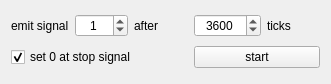
The window that signaltimerwindow.ui (bchjoerni/mlab) describes before a commit, drawn with Qt 5.
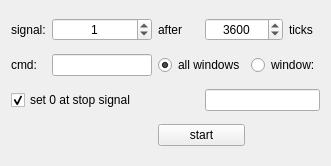
The same window after the commit.

Commit message: network remote added, mlab signal system changed

Diff of the .ui file:
```diff
--- a/signaltimerwindow.ui
+++ b/signaltimerwindow.ui
@@ -7,7 +7,7 @@
     <x>0</x>
     <y>0</y>
     <width>331</width>
-    <height>84</height>
+    <height>166</height>
    </rect>
   </property>
   <property name="windowTitle">
@@ -17,7 +17,7 @@
    <item row="0" column="0">
     <widget class="QLabel" name="lbl_signal_lbl">
      <property name="text">
-      <string>emit signal</string>
+      <string>signal:</string>
      </property>
     </widget>
    </item>
@@ -38,7 +38,7 @@
      </property>
     </widget>
    </item>
-   <item row="0" column="3">
+   <item row="0" column="3" colspan="2">
     <widget class="QSpinBox" name="spb_ticks">
      <property name="alignment">
       <set>Qt::AlignCenter</set>
@@ -54,14 +54,45 @@
      </property>
     </widget>
    </item>
-   <item row="0" column="4">
+   <item row="0" column="5">
     <widget class="QLabel" name="lbl_ticks_lbl">
      <property name="text">
       <string>ticks</string>
      </property>
     </widget>
    </item>
-   <item row="1" column="0" colspan="3">
+   <item row="1" column="0">
+    <widget class="QLabel" name="lbl_cmd">
+     <property name="text">
+      <string>cmd:</string>
+     </property>
+    </widget>
+   </item>
+   <item row="1" column="1">
+    <widget class="QLineEdit" name="txt_cmd">
+     <property name="alignment">
+      <set>Qt::AlignCenter</set>
+     </property>
+    </widget>
+   </item>
+   <item row="1" column="2" colspan="2">
+    <widget class="QRadioButton" name="rad_allWindows">
+     <property name="text">
+      <string>all windows</string>
+     </property>
+     <property name="checked">
+      <bool>true</bool>
+     </property>
+    </widget>
+   </item>
+   <item row="1" column="4" colspan="2">
+    <widget class="QRadioButton" name="rad_singleWindow">
+     <property name="text">
+      <string>window:</string>
+     </property>
+    </widget>
+   </item>
+   <item row="2" column="0" colspan="3">
     <widget class="QCheckBox" name="chb_setZeroAtStopSignal">
      <property name="text">
       <string>set 0 at stop signal</string>
@@ -71,7 +102,14 @@
      </property>
     </widget>
    </item>
-   <item row="1" column="3" colspan="2">
+   <item row="2" column="3" colspan="3">
+    <widget class="QLineEdit" name="txt_window">
+     <property name="alignment">
+      <set>Qt::AlignCenter</set>
+     </property>
+    </widget>
+   </item>
+   <item row="3" column="2" colspan="2">
     <widget class="QPushButton" name="btn_startStop">
      <property name="text">
       <string>start</string>
```
The commit also changes 26 other files.
